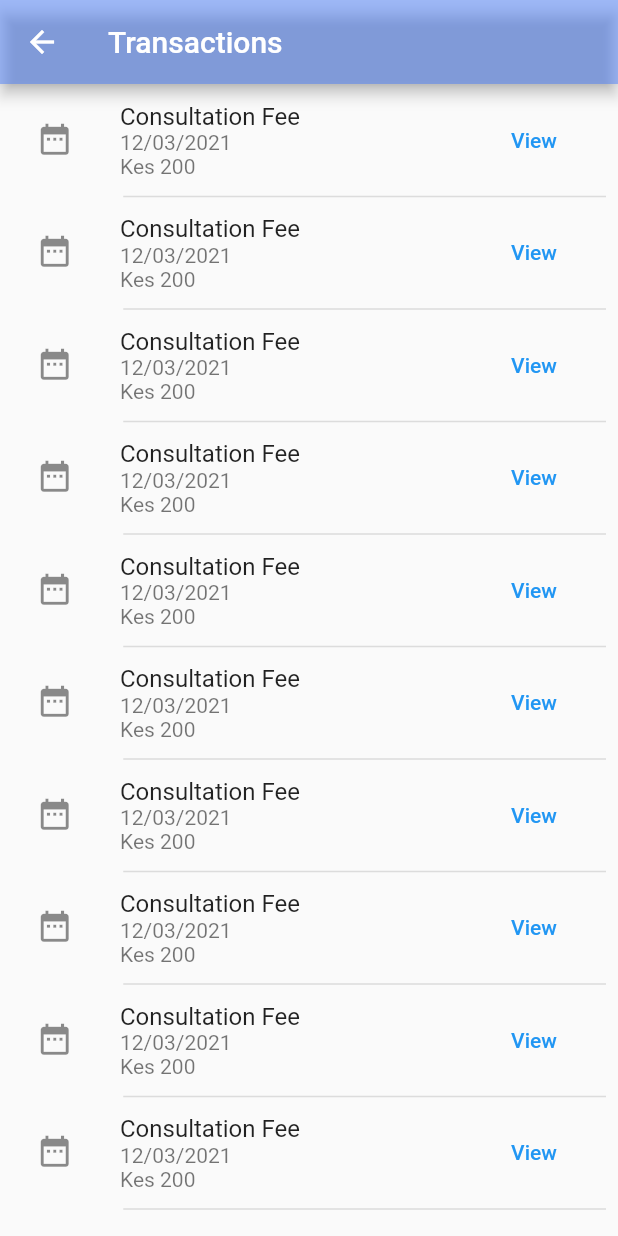
After one commit to ekbaya/my-doctor, a Flutter app: the HomeScreen screen opened by its route, in the side drawer, after a tap on "Transaction history", on a phone screen of 412 x 824 dp. The commit adds this screen. Run offline on Flutter 3.47's test engine with Material 2 defaults, Android fonts, the phone set to English and light mode, and no system bars; our stand-ins replace firebase_auth, firebase_core, firebase_database, flutter_svg, fluttertoast, google_fonts and 1 more; accounts and stored records are empty.

Commit message:
Transactions

```diff
--- /dev/null
+++ b/lib/screens/Transaction_page.dart
@@ -0,0 +1,51 @@
+import 'package:flutter/material.dart';
+import 'package:my_doctor/constant.dart';
+
+class TransactionsPage extends StatefulWidget {
+  @override
+  _TransactionsPageState createState() => _TransactionsPageState();
+}
+
+class _TransactionsPageState extends State<TransactionsPage> {
+  @override
+  Widget build(BuildContext context) {
+    return Scaffold(
+      appBar: AppBar(
+        backgroundColor: kBlueColor.withOpacity(0.5),
+        title: Text("Transactions"),
+      ),
+      body: ListView.builder(
+        physics: BouncingScrollPhysics(),
+          padding: const EdgeInsets.all(8),
+          itemCount: 10,
+          itemBuilder: (BuildContext context, int index) {
+            return Column(
+              children: [
+                ListTile(
+                  leading: Icon(
+                    Icons.date_range,
+                    size: 25,
+                  ),
+                  title: Text("Consultation Fee"),
+                  subtitle: Column(
+                    crossAxisAlignment: CrossAxisAlignment.start,
+                    children: [
+                      Text("12/03/2021"),
+                      Text("Kes 200"),
+                    ],
+                  ),
+                  trailing: TextButton(
+                    onPressed: () {},
+                    child: Text("View"),
+                  ),
+                ),
+                Divider(
+                  thickness: 1.0,
+                  indent: MediaQuery.of(context).size.width * 0.18,
+                ),
+              ],
+            );
+          }),
+    );
+  }
+}
--- a/lib/screens/home_screen.dart
+++ b/lib/screens/home_screen.dart
@@ -9,6 +9,7 @@ import 'package:flutter_svg/svg.dart';
 import 'package:my_doctor/main.dart';
 import 'package:my_doctor/models/Account.dart';
 import 'package:my_doctor/models/User.dart';
+import 'package:my_doctor/screens/Transaction_page.dart';
 import 'package:my_doctor/screens/consultation_history.dart';
 import 'package:my_doctor/screens/profile_page.dart';
 import 'package:my_doctor/utils/AlerDialog.dart';
@@ -113,12 +114,20 @@ class _HomeScreenState extends State<HomeScreen> {
                 height: 12.0,
               ),
               //Drawer Body
-              ListTile(
-                leading: Icon(Icons.history),
-                title: Text(
-                  "Transaction history",
-                  style: TextStyle(
-                    fontSize: 15.0,
+              GestureDetector(
+                onTap: (){
+                   Navigator.push(
+                    context,
+                    MaterialPageRoute(builder: (context) => TransactionsPage()),
+                  );
+                },
+                child: ListTile(
+                  leading: Icon(Icons.history),
+                  title: Text(
+                    "Transaction history",
+                    style: TextStyle(
+                      fontSize: 15.0,
+                    ),
                   ),
                 ),
               ),
```
